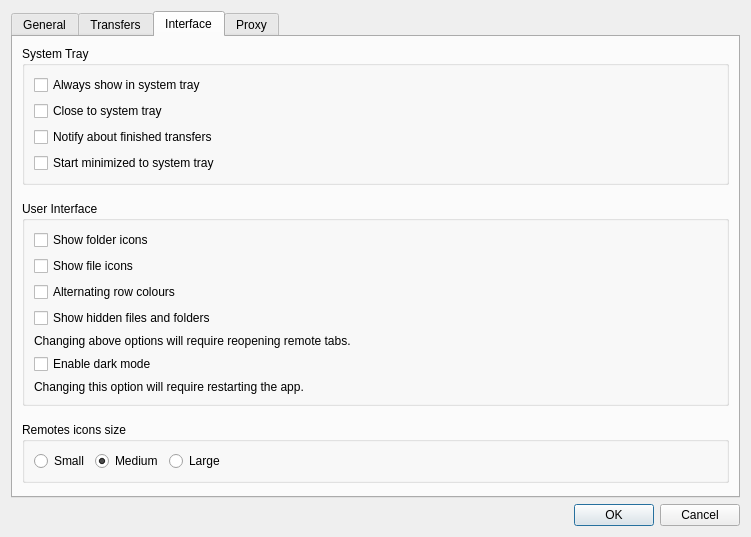
First picture: the form in src/preferences_dialog.ui, repository SysAdminDoc/RcloneBrowserNG, before the edit.
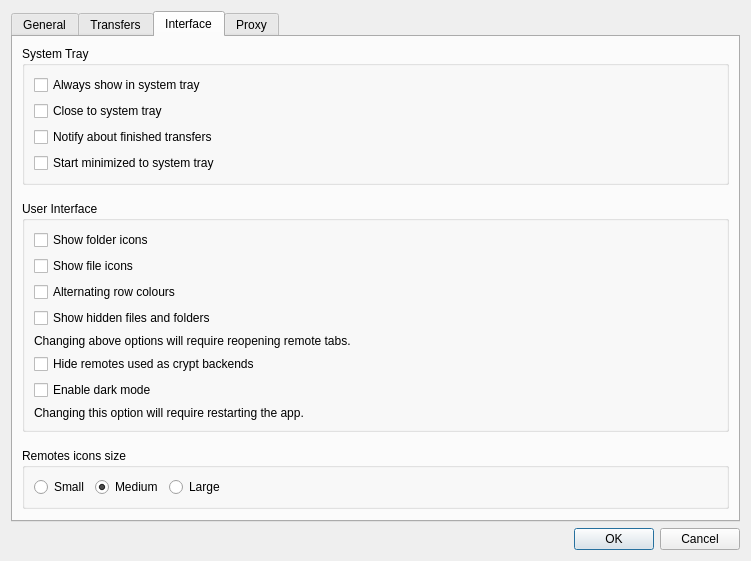
Second picture: the form after the edit. The open tabs and pages were chosen to show the change.

Commit message: fix: stop hiding crypt backing remotes unless asked

```diff
--- a/src/preferences_dialog.ui
+++ b/src/preferences_dialog.ui
@@ -569,14 +569,24 @@
             </property>
            </widget>
           </item>
-          <item row="5" column="0">
+          <item row="5" column="0" colspan="3">
+           <widget class="QCheckBox" name="hideCryptBackends">
+            <property name="toolTip">
+             <string>When a crypt remote is configured, hide the remote it stores its encrypted data in. The backing remote is still reachable by turning this off; nothing is removed from rclone.conf.</string>
+            </property>
+            <property name="text">
+             <string>Hide remotes used as crypt backends</string>
+            </property>
+           </widget>
+          </item>
+          <item row="6" column="0">
            <widget class="QCheckBox" name="darkMode">
             <property name="text">
              <string>Enable dark mode</string>
             </property>
            </widget>
           </item>
-          <item row="6" column="0" colspan="3">
+          <item row="7" column="0" colspan="3">
            <widget class="QLabel" name="darkMode_info">
             <property name="text">
              <string>Changing this option will require restarting the app.</string>
```
Left out of the diff: 1 changed line with no effect on the pictures. The commit also changes 9 other files.
